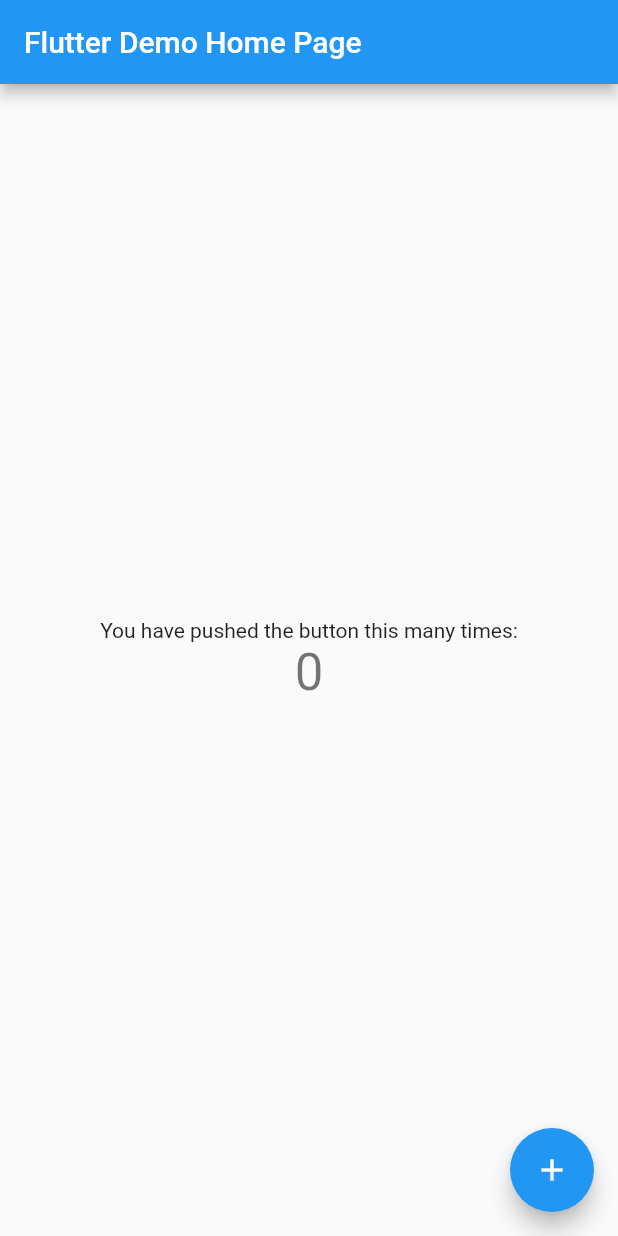
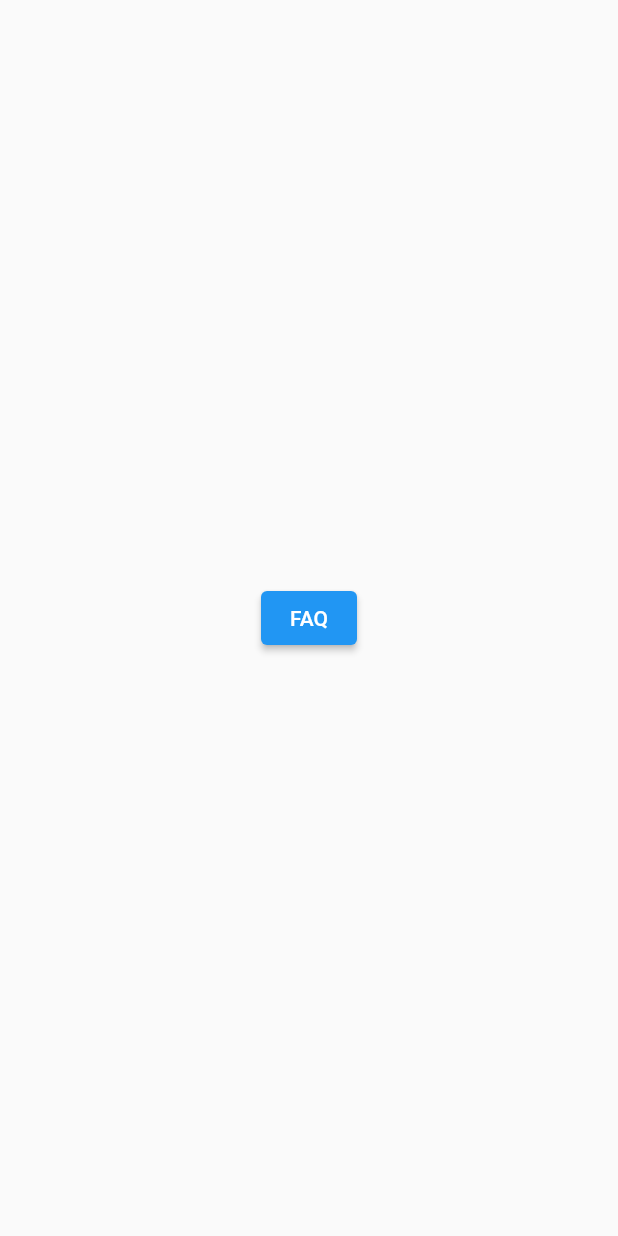
Before and after one commit to jsonwulff/YamatomichiRef, a Flutter app: the screen it shows after launch, on a phone screen of 412 x 824 dp. Run offline on Flutter 3.47's test engine with Material 2 defaults, Android fonts, the phone set to English and light mode, and no system bars.

Commit message:
Done crude navigation setup

```diff
--- a/lib/main.dart
+++ b/lib/main.dart
@@ -1,117 +1,22 @@
+import 'package:app/routes.dart';
+import 'package:app/views/unknown.dart';
 import 'package:flutter/material.dart';
 
-void main() {
-  runApp(MyApp());
-}
-
-class MyApp extends StatelessWidget {
-  // This widget is the root of your application.
+class Main extends StatelessWidget {
   @override
   Widget build(BuildContext context) {
     return MaterialApp(
-      title: 'Flutter Demo',
-      theme: ThemeData(
-        // This is the theme of your application.
-        //
-        // Try running your application with "flutter run". You'll see the
-        // application has a blue toolbar. Then, without quitting the app, try
-        // changing the primarySwatch below to Colors.green and then invoke
-        // "hot reload" (press "r" in the console where you ran "flutter run",
-        // or simply save your changes to "hot reload" in a Flutter IDE).
-        // Notice that the counter didn't reset back to zero; the application
-        // is not restarted.
-        primarySwatch: Colors.blue,
-        // This makes the visual density adapt to the platform that you run
-        // the app on. For desktop platforms, the controls will be smaller and
-        // closer together (more dense) than on mobile platforms.
-        visualDensity: VisualDensity.adaptivePlatformDensity,
-      ),
-      home: MyHomePage(title: 'Flutter Demo Home Page'),
+      title: 'Yamatomichi',
+      initialRoute: '/',
+      routes: routes,
+      onUnknownRoute: (RouteSettings settigns) {
+        return MaterialPageRoute(
+          settings: settigns,
+          builder: (BuildContext context) => UnknownPage(),
+        );
+      },
     );
   }
 }
 
-class MyHomePage extends StatefulWidget {
-  MyHomePage({Key key, this.title}) : super(key: key);
-
-  // This widget is the home page of your application. It is stateful, meaning
-  // that it has a State object (defined below) that contains fields that affect
-  // how it looks.
-
-  // This class is the configuration for the state. It holds the values (in this
-  // case the title) provided by the parent (in this case the App widget) and
-  // used by the build method of the State. Fields in a Widget subclass are
-  // always marked "final".
-
-  final String title;
-
-  @override
-  _MyHomePageState createState() => _MyHomePageState();
-}
-
-class _MyHomePageState extends State<MyHomePage> {
-  int _counter = 0;
-
-  void _incrementCounter() {
-    setState(() {
-      // This call to setState tells the Flutter framework that something has
-      // changed in this State, which causes it to rerun the build method below
-      // so that the display can reflect the updated values. If we changed
-      // _counter without calling setState(), then the build method would not be
-      // called again, and so nothing would appear to happen.
-      _counter++;
-    });
-  }
-
-  @override
-  Widget build(BuildContext context) {
-    // This method is rerun every time setState is called, for instance as done
-    // by the _incrementCounter method above.
-    //
-    // The Flutter framework has been optimized to make rerunning build methods
-    // fast, so that you can just rebuild anything that needs updating rather
-    // than having to individually change instances of widgets.
-    return Scaffold(
-      appBar: AppBar(
-        // Here we take the value from the MyHomePage object that was created by
-        // the App.build method, and use it to set our appbar title.
-        title: Text(widget.title),
-      ),
-      body: Center(
-        // Center is a layout widget. It takes a single child and positions it
-        // in the middle of the parent.
-        child: Column(
-          // Column is also a layout widget. It takes a list of children and
-          // arranges them vertically. By default, it sizes itself to fit its
-          // children horizontally, and tries to be as tall as its parent.
-          //
-          // Invoke "debug painting" (press "p" in the console, choose the
-          // "Toggle Debug Paint" action from the Flutter Inspector in Android
-          // Studio, or the "Toggle Debug Paint" command in Visual Studio Code)
-          // to see the wireframe for each widget.
-          //
-          // Column has various properties to control how it sizes itself and
-          // how it positions its children. Here we use mainAxisAlignment to
-          // center the children vertically; the main axis here is the vertical
-          // axis because Columns are vertical (the cross axis would be
-          // horizontal).
-          mainAxisAlignment: MainAxisAlignment.center,
-          children: <Widget>[
-            Text(
-              'You have pushed the button this many times:',
-            ),
-            Text(
-              '$_counter',
-              style: Theme.of(context).textTheme.headline4,
-            ),
-          ],
-        ),
-      ),
-      floatingActionButton: FloatingActionButton(
-        onPressed: _incrementCounter,
-        tooltip: 'Increment',
-        child: Icon(Icons.add),
-      ), // This trailing comma makes auto-formatting nicer for build methods.
-    );
-  }
-}
+void main() => runApp(Main());
--- /dev/null
+++ b/lib/routes.dart
@@ -0,0 +1,8 @@
+import 'package:app/views/FAQ.dart';
+import 'package:app/views/home.dart';
+import 'package:flutter/cupertino.dart';
+
+final Map<String, WidgetBuilder> routes = <String, WidgetBuilder>{
+  '/': (BuildContext context) => HomePage(),
+  '/FAQ': (BuildContext context) => FAQPage(),
+};
--- /dev/null
+++ b/lib/views/home.dart
@@ -0,0 +1,25 @@
+import 'package:flutter/material.dart';
+
+class HomePage extends StatefulWidget {
+  @override
+  _HomePageState createState() => _HomePageState();
+}
+
+class _HomePageState extends State<HomePage> {
+  @override
+  Widget build(BuildContext context) {
+    return Scaffold(
+        body: Center(
+      child: Column(
+        mainAxisAlignment: MainAxisAlignment.center,
+        children: <Widget>[
+          ElevatedButton(
+              onPressed: () {
+                Navigator.pushNamed(context, '/FAQ');
+              },
+              child: Text("FAQ"))
+        ],
+      ),
+    ));
+  }
+}
```
Also changed, not shown: lib/views/FAQ.dart (added, +26 -0 lines), lib/views/unknown.dart (added, +34 -0 lines).
